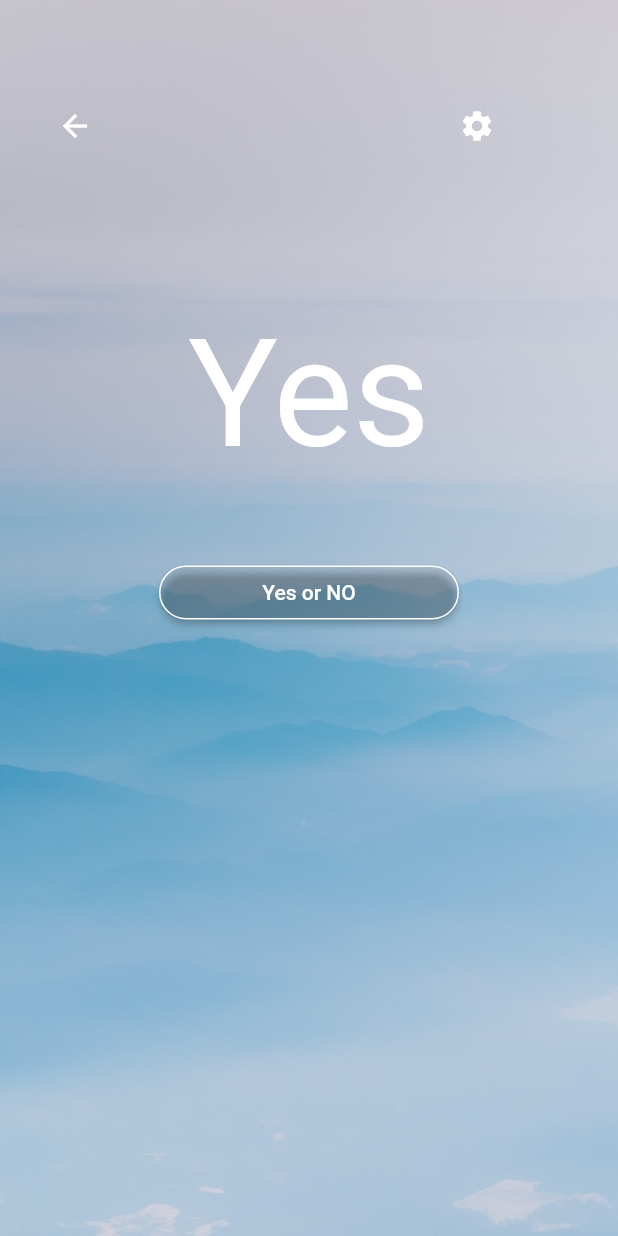
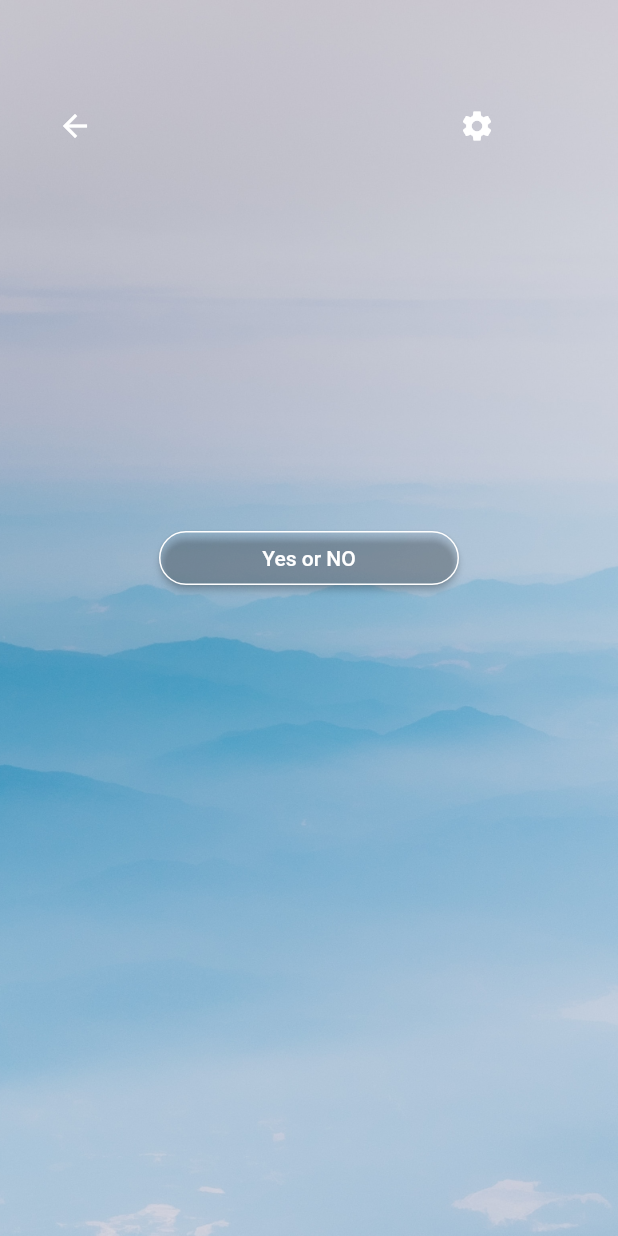
Before and after one commit to DuongMinhHieu2002/App_Random_number_V5, a Flutter app: the RandomYesNopage screen opened directly, after a tap on "Yes or NO", on a phone screen of 412 x 824 dp. Run offline on Flutter 3.47's test engine with Material 2 defaults, Android fonts, the phone set to English and light mode, and no system bars; drawn by our look-alikes of animated_text_kit.

Commit message:
Update main.dart

```diff
--- a/lib/main.dart
+++ b/lib/main.dart
@@ -392,27 +392,19 @@ class _RandomNumberPageState extends State<RandomNumberPage> {
 
 class RandomYesNopage extends StatefulWidget {
   @override
-  _RandomYesNopage createState() => _RandomYesNopage();
+  _RandomYesNopageState createState() => _RandomYesNopageState();
 }
 
-class _RandomYesNopage extends State<RandomYesNopage> {
+class _RandomYesNopageState extends State<RandomYesNopage> {
   List<int> _History = [];
-  bool _isDrawer2Open = false;
   final GlobalKey<ScaffoldState> _scaffoldKey = GlobalKey<ScaffoldState>();
   final TextEditingController _startController = TextEditingController();
   final TextEditingController _endController = TextEditingController();
   String _URL = 'assets/images/1.jpg';
-  int _randomNumber = 0;
 
   void addHistory(int input) {
     setState(() {
       _History.add(input);
-    });
-  }
-
-  void _openDrawer2() {
-    setState(() {
-      _isDrawer2Open = !_isDrawer2Open; // Toggle the value of _isDrawer2Open
     });
   }
 
@@ -466,13 +458,23 @@ class _RandomYesNopage extends State<RandomYesNopage> {
 
   String result = '';
 
+
   void generateRandomAnswer() {
+
+    Future.delayed(Duration(seconds: 0), () {
       final random = Random();
       bool randomBool = random.nextBool();
       setState(() {
         result = randomBool ? 'Yes' : 'No';
       });
+      Future.delayed(Duration(seconds: 1), () {
+        setState(() {
+          result= ''; // Ẩn dòng chữ sau 1 giây
+        });
+      });
+    });
   }
+
 
 
   @override
@@ -482,10 +484,10 @@ class _RandomYesNopage extends State<RandomYesNopage> {
       body: Container(
         decoration: BoxDecoration(
           image: DecorationImage(
-              // image: NetworkImage(_URL),
             image: AssetImage(_URL),
             fit: BoxFit.cover,
-            )),
+          ),
+        ),
         child: Column(
           children: [
             SizedBox(
@@ -529,16 +531,7 @@ class _RandomYesNopage extends State<RandomYesNopage> {
                 child: Column(
                   mainAxisAlignment: MainAxisAlignment.center,
                   children: [
-                        AnimatedTextKit(
-                          repeatForever: true, // Lặp vô hạn
-                          animatedTexts: [
-                            TypewriterAnimatedText(
-                              result,
-                              textStyle: TextStyle(fontSize: 100, color: Colors.white),
-                              speed: Duration(milliseconds: 100), // Tốc độ hiệu ứng
-                            ),
-                          ],
-                        ),
+                    Text(result,style: TextStyle(fontSize: 80,color: Colors.white),),
                     SizedBox(height: 50.0),
                     ElevatedButton(
                       onPressed: generateRandomAnswer,
@@ -552,8 +545,7 @@ class _RandomYesNopage extends State<RandomYesNopage> {
                           borderRadius: BorderRadius.circular(20.0),
                           side: BorderSide(color: Colors.white),
                         ),
-                            backgroundColor:
-                                Colors.transparent.withOpacity(0), //
+                        backgroundColor: Colors.transparent.withOpacity(0),
                       ),
                     ),
                     SizedBox(height: 20.0),
@@ -562,6 +554,8 @@ class _RandomYesNopage extends State<RandomYesNopage> {
               ),
             ),
           ],
-            )));
+        ),
+      ),
+    );
   }
 }
```
Lines whose indentation alone changed are shown as unchanged.
